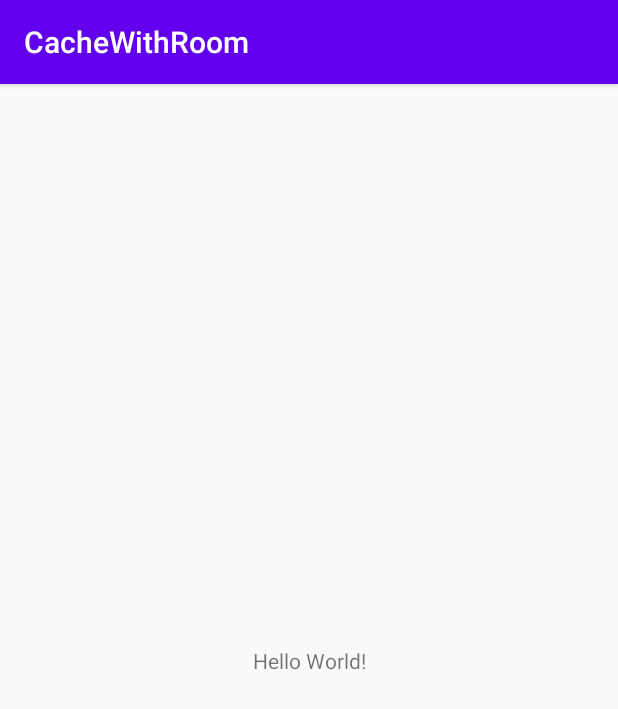
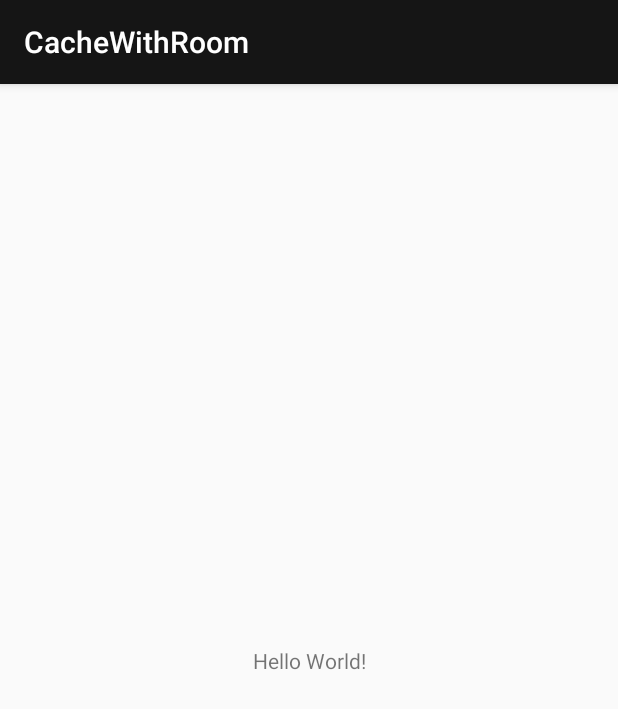
Before and after one commit to Nababkhan007/android_CacheWithRoom, an Android app: the screen it shows after launch (MainActivity), on a phone screen of 412 x 824 dp. Shown: the top 709 px of the screen. Run offline under Robolectric (Android 15) with nearby library versions, the phone set to English and light mode, and no system bars.

Commit message:
change color file

```diff
--- a/app/src/main/res/values/colors.xml
+++ b/app/src/main/res/values/colors.xml
@@ -1,6 +1,6 @@
 <?xml version="1.0" encoding="utf-8"?>
 <resources>
-    <color name="colorPrimary">#6200EE</color>
-    <color name="colorPrimaryDark">#3700B3</color>
-    <color name="colorAccent">#03DAC5</color>
+    <color name="colorPrimary">#151515</color>
+    <color name="colorPrimaryDark">#000000</color>
+    <color name="colorAccent">#353535</color>
 </resources>
```
